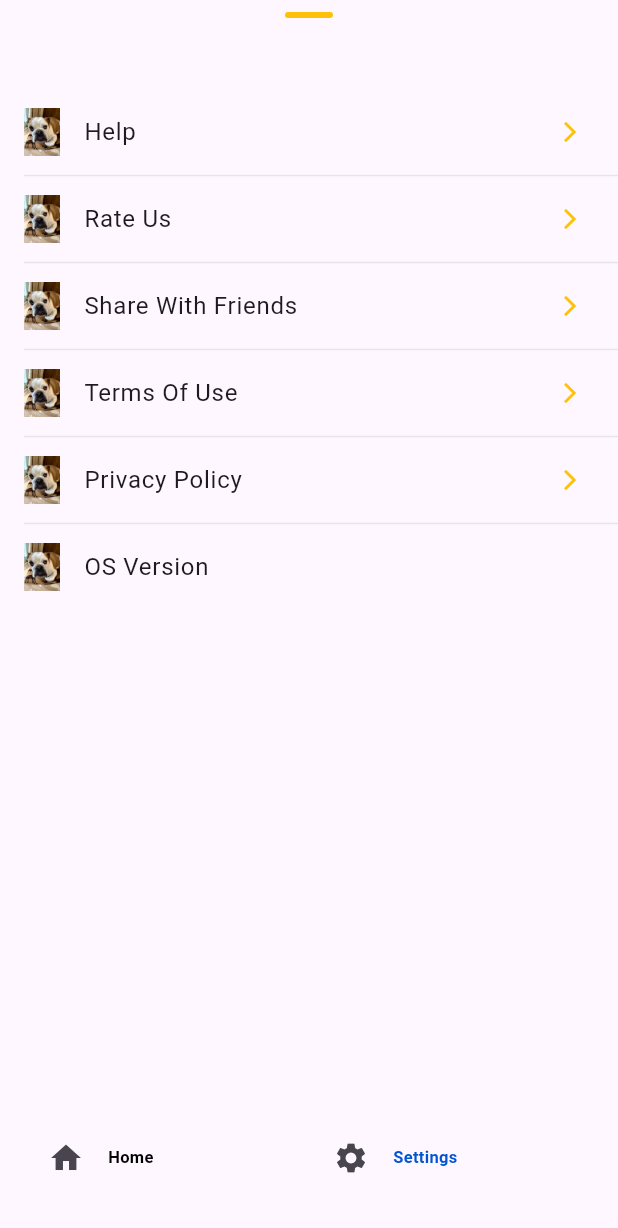
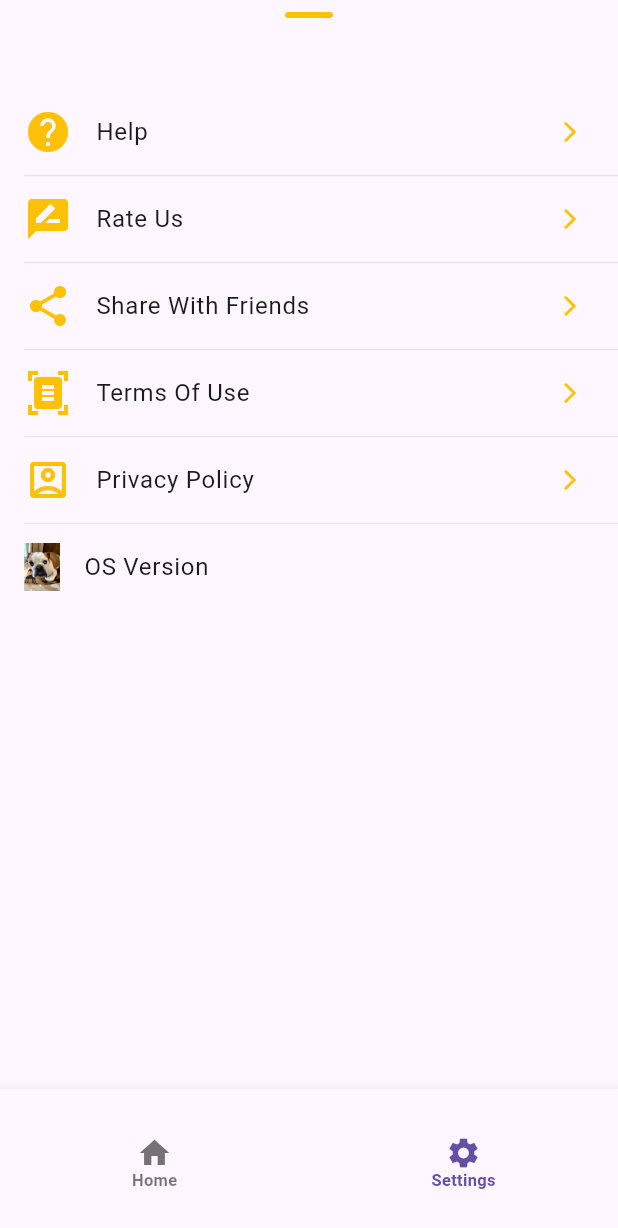
Before and after one commit to emretufekci/dogapi_flutter_bloc, a Flutter app: the SettingsScreen screen opened directly, on a phone screen of 412 x 824 dp. Shown: the top 1228 px of the screen. Run offline on Flutter 3.47's test engine with Material 3 defaults, Android fonts, the phone set to English and light mode, and no system bars; our stand-ins replace cached_network_image, equatable, flutter_bloc; network calls fail; Roboto replaces fonts that are missing (Galano Grotesque).

Commit message:
DogBottomSheet and it's navigations are fixed

```diff
--- a/lib/screens/home_screen.dart
+++ b/lib/screens/home_screen.dart
@@ -48,8 +48,7 @@ class HomePage extends StatelessWidget {
                 ],
               ),
             ),
-            bottomNavigationBar: const DogBottomSheet(
-                imageUrl: '', selectedIndex: 0),
+            bottomNavigationBar: const DogBottomSheet(selectedIndex: 1),
           );
         }
         return const Scaffold(
--- a/lib/screens/settings_screen.dart
+++ b/lib/screens/settings_screen.dart
@@ -27,28 +27,29 @@ class SettingsScreen extends StatelessWidget {
           const SizedBox(
             height: 48,
           ),
-          buildSettingsItem("Icons.help", 'Help'),
+          buildSettingsItem(Icons.help, 'Help'),
           const CustomDivider(),
-          buildSettingsItem(".rate", 'Rate Us'),
+          buildSettingsItem(Icons.rate_review, 'Rate Us'),
           const CustomDivider(),
-          buildSettingsItem(".share", 'Share With Friends'),
+          buildSettingsItem(Icons.share, 'Share With Friends'),
           const CustomDivider(),
-          buildSettingsItem("tos", 'Terms Of Use'),
+          buildSettingsItem(Icons.document_scanner, 'Terms Of Use'),
           const CustomDivider(),
-          buildSettingsItem("pp", 'Privacy Policy'),
+          buildSettingsItem(Icons.account_box_outlined, 'Privacy Policy'),
           const CustomDivider(),
           buildSettingsItemVersion("AssetsImages", 'OS Version'),
         ],
       ),
-      bottomNavigationBar: const DogBottomSheet(imageUrl: 'dog.imageUrl', selectedIndex: 1),
+      bottomNavigationBar: const DogBottomSheet(selectedIndex: 1),
       );
   }
 
-  Widget buildSettingsItem(String icon, String title) {
+  Widget buildSettingsItem(IconData icon, String title) {
     return ListTile(
-      leading: Image.asset(
-        'assets/images/mami.jpg',
-        height: 32,
+      leading: Icon(
+        icon,
+        size: 32,
+        color: Colors.amber,
       ),
       title: Text(
         title,
--- a/lib/widgets/bottom_sheet.dart
+++ b/lib/widgets/bottom_sheet.dart
@@ -1,71 +1,58 @@
+import 'package:flutter/material.dart';
 import 'package:dogapi_flutter_bloc/screens/settings_screen.dart';
-import 'package:flutter/material.dart';
-import 'package:dogapi_flutter_bloc/screens/home_screen.dart';
 
 class DogBottomSheet extends StatelessWidget {
-  final String imageUrl;
   final int selectedIndex;
 
-  const DogBottomSheet({Key? key, required this.imageUrl, required this.selectedIndex})
-      : super(key: key);
+  const DogBottomSheet({Key? key, required this.selectedIndex}) : super(key: key);
 
   @override
   Widget build(BuildContext context) {
-    return Container(
-      height: 80,
-      padding: const EdgeInsets.symmetric(horizontal: 16),
-      child: Column(
-        mainAxisSize: MainAxisSize.min,
-        children: [
-          Row(
-            children: [
-              Expanded(
-                child: ListTile(
-                  leading: const Icon(Icons.home),
-                  title: Text(
-                    'Home',
-                    style: TextStyle(
-                      color: selectedIndex == 0 ? const Color(0xFF0054D3) : Colors.black,
+    return SizedBox(
+      height: 98,
+      child: BottomNavigationBar(
+        currentIndex: selectedIndex,
+        selectedLabelStyle: const TextStyle(
+          color: Color(0xFF0054D3),
           fontSize: 11,
           fontFamily: 'Galano Grotesque',
           fontWeight: FontWeight.w600,
           height: 0,
           letterSpacing: 0.22,
         ),
-                  ),
-                  onTap: () {
-                    Navigator.pushReplacement(
-                      context,
-                      MaterialPageRoute(builder: (context) => const HomePage()),
-                    );
-                  },
-                ),
-              ),
-              Expanded(
-                child: ListTile(
-                  leading: const Icon(Icons.settings),
-                  title: Text(
-                    'Settings',
-                    style: TextStyle(
-                      color: selectedIndex == 1 ? const Color(0xFF0054D3) : Colors.black,
+        unselectedLabelStyle: const TextStyle(
+          color: Colors.black,
           fontSize: 11,
           fontFamily: 'Galano Grotesque',
           fontWeight: FontWeight.w600,
           height: 0,
           letterSpacing: 0.22,
         ),
+        items: const [
+          BottomNavigationBarItem(
+            icon: Icon(Icons.home),
+            label: 'Home',
           ),
-                  onTap: () {
-                    Navigator.pushReplacement(
-                      context,
-                      MaterialPageRoute(builder: (context) => const SettingsScreen()),
-                    );
-                  },
-                ),
+          BottomNavigationBarItem(
+            icon: Icon(Icons.settings),
+            label: 'Settings',
           ),
         ],
-          ),
-        ],
+        onTap: (index) {
+          if (index == 1) {
+            if (Navigator.canPop(context)) {
+              Navigator.pop(context);
+            } else {
+              showModalBottomSheet(
+                context: context,
+                builder: (context) => const SettingsScreen(),
+                isScrollControlled: true,
+                useSafeArea: true,
+                useRootNavigator: true,
+              );
+            }
+          }
+        },
       ),
     );
   }
```
Lines whose indentation alone changed are shown as unchanged.
